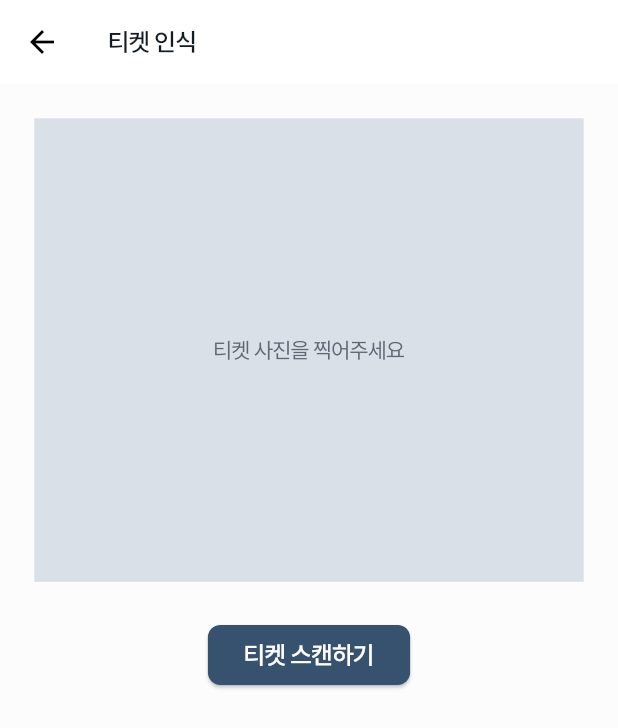
After one commit to SeoHyeRyeong/OF9_frontend, a Flutter app: the TicketOcrScreen screen opened directly, after a tap on "티켓 스캔하기", on a phone screen of 412 x 824 dp. The commit adds this screen. Shown: the top 728 px of the screen. Run offline on Flutter 3.47's test engine with Material 3 defaults, Android fonts, the phone set to English and light mode, and no system bars; our stand-ins replace flutter_dotenv, flutter_screenutil, flutter_secure_storage, image_picker, permission_handler; missing offline and left inert: google_mlkit_text_recognition, kakao_flutter_sdk_user; accounts and stored records are empty; project files that could hold a hidden picture were left out.

Commit message:
OCR 한국어 인식 테스트 완료

```diff
--- /dev/null
+++ b/lib/features/upload/ticket_info_extractor.dart
@@ -0,0 +1,87 @@
+import 'package:intl/intl.dart'; // 아직 사용X 나중에 날짜 포맷 깔끔하게 하기 위해 추가했습니당
+
+class TicketInfoExtractor {
+  // KBO 구단 리스트
+  static const List<String> teamNames = [
+    'KIA 타이거즈',
+    '두산 베어스',
+    '롯데 자이언츠',
+    '삼성 라이온즈',
+    '키움 히어로즈',
+    '한화 이글스',
+    'KT WIZ',
+    'LG 트윈스',
+    'NC 다이노스',
+    'SSG 랜더스',
+    '타이거즈',
+    '베어스',
+    '자이언츠',
+    '라이온즈',
+    '히어로즈',
+    '이글스',
+    'WIZ',
+    '트윈스',
+    '다이노스',
+    '랜더스',
+  ];
+
+  /// OCR 텍스트를 분석해 홈구단, 원정구단, 경기 일시, 좌석을 추출하는 함수
+  static Map<String, dynamic> extractTicketInfo(String ocrText) {
+    final lines = ocrText.split('\n');
+    String? homeTeam;
+    String? awayTeam;
+    String? date;
+    String? time;
+    String? seatInfo;
+
+    // 홈구단, 원정구단 찾기
+    List<String> foundTeams = [];
+    for (final team in teamNames) {
+      if (ocrText.contains(team)) {
+        foundTeams.add(team);
+      }
+    }
+    if (foundTeams.length >= 2) {
+      homeTeam = foundTeams[0];
+      awayTeam = foundTeams[1];
+    }
+
+    // 날짜 + 시간 찾기 (정규표현식 사용)
+    final dateRegex = RegExp(r'(\d{4}[./-]\d{2}[./-]\d{2})');
+    final timeRegex = RegExp(r'(\d{1,2}시\s?\d{1,2}분)');
+
+    for (final line in lines) {
+      if (date == null) {
+        final match = dateRegex.firstMatch(line);
+        if (match != null) {
+          date = match.group(0)?.replaceAll('.', '-').replaceAll('/', '-');
+        }
+      }
+      if (time == null) {
+        final match = timeRegex.firstMatch(line);
+        if (match != null) {
+          time = match.group(0);
+        }
+      }
+      if (seatInfo == null) {
+        if (line.contains('루') || line.contains('블록') || line.contains('열') || line.contains('석')) {
+          seatInfo = line;
+        }
+      }
+    }
+
+    // 날짜와 시간을 합치기
+    String? dateTime;
+    if (date != null && time != null) {
+      dateTime = "$date $time";
+    }
+
+    // 최종 결과 반환
+    return {
+      'homeTeam': homeTeam,
+      'awayTeam': awayTeam,
+      'dateTime': dateTime,
+      'seatInfo': seatInfo,
+    };
+  }
+}
--- /dev/null
+++ b/lib/features/upload/ticket_ocr_screen.dart
@@ -0,0 +1,164 @@
+import 'dart:io';
+import 'package:flutter/material.dart';
+import 'package:flutter_screenutil/flutter_screenutil.dart';
+import 'package:google_mlkit_text_recognition/google_mlkit_text_recognition.dart';
+import 'package:image_picker/image_picker.dart';
+import 'package:permission_handler/permission_handler.dart';
+import 'package:frontend/theme/app_fonts.dart';
+import 'package:frontend/theme/app_colors.dart';
+import 'ticket_info_extractor.dart'; // 티켓 정보 추출기 import
+import 'ticket_info_form_screen.dart'; // 티켓 정보 입력폼 import
+
+class TicketOcrScreen extends StatefulWidget {
+  const TicketOcrScreen({Key? key}) : super(key: key);
+
+  @override
+  State<TicketOcrScreen> createState() => _TicketOcrScreenState();
+}
+
+class _TicketOcrScreenState extends State<TicketOcrScreen> {
+  File? _pickedImage;
+  bool _isLoading = false;
+
+  final ImagePicker _picker = ImagePicker();
+  //final textRecognizer = TextRecognizer();
+  final textRecognizer = TextRecognizer(script: TextRecognitionScript.korean);
+
+
+  /// 카메라 권한 요청
+  Future<bool> _requestCameraPermission() async {
+    final status = await Permission.camera.status;
+
+    if (status.isGranted) {
+      return true;
+    } else if (status.isDenied) {
+      final result = await Permission.camera.request();
+      return result.isGranted;
+    } else if (status.isPermanentlyDenied) {
+      if (!mounted) return false;
+      showDialog(
+        context: context,
+        builder: (context) => AlertDialog(
+          title: const Text('카메라 권한이 필요합니다'),
+          content: const Text('티켓 촬영을 위해 카메라 권한이 필요합니다.\n설정 화면으로 이동할까요?'),
+          actions: [
+            TextButton(
+              onPressed: () => Navigator.pop(context),
+              child: const Text('취소'),
+            ),
+            TextButton(
+              onPressed: () async {
+                Navigator.pop(context);
+                await openAppSettings();
+              },
+              child: const Text('설정으로 이동'),
+            ),
+          ],
+        ),
+      );
+      return false;
+    } else {
+      final result = await Permission.camera.request();
+      return result.isGranted;
+    }
+  }
+
+  /// 사진 촬영 후 OCR + 추출 + 화면 이동
+  Future<void> _pickImageAndRecognizeText() async {
+    final hasPermission = await _requestCameraPermission();
+    if (!hasPermission) {
+      return;
+    }
+
+    final XFile? image = await _picker.pickImage(source: ImageSource.camera);
+    if (image == null) return;
+
+    setState(() {
+      _pickedImage = File(image.path);
+      _isLoading = true;
+    });
+
+    try {
+      final inputImage = InputImage.fromFilePath(image.path);
+      final RecognizedText recognizedText = await textRecognizer.processImage(inputImage);
+
+      final extracted = TicketInfoExtractor.extractTicketInfo(recognizedText.text);
+
+      if (!mounted) return;
+      Navigator.push(
+        context,
+        MaterialPageRoute(
+          builder: (context) => TicketInfoFormScreen(
+            homeTeam: extracted['homeTeam'],
+            awayTeam: extracted['awayTeam'],
+            dateTime: extracted['dateTime'],
+            seatInfo: extracted['seatInfo'],
+            recognizedText: recognizedText.text,
+          ),
+        ),
+      );
+    } catch (e) {
+      ScaffoldMessenger.of(context).showSnackBar(
+        SnackBar(content: Text('OCR 분석 실패: $e')),
+      );
+    } finally {
+      if (mounted) {
+        setState(() {
+          _isLoading = false;
+        });
+      }
+    }
+  }
+
+  @override
+  void dispose() {
+    textRecognizer.close();
+    super.dispose();
+  }
+
+  @override
+  Widget build(BuildContext context) {
+    return Scaffold(
+      backgroundColor: AppColors.gray20,
+      appBar: AppBar(
+        title: Text('티켓 인식', style: AppFonts.b2_b.copyWith(color: AppColors.gray900)),
+        backgroundColor: Colors.white,
+        foregroundColor: Colors.black,
+        elevation: 0,
+      ),
+      body: Padding(
+        padding: EdgeInsets.all(20.w),
+        child: Column(
+          children: [
+            _pickedImage != null
+                ? Image.file(_pickedImage!, height: 300.h, fit: BoxFit.cover)
+                : Container(
+              height: 300.h,
+              color: AppColors.gray100,
+              child: Center(
+                child: Text(
+                  '티켓 사진을 찍어주세요',
+                  style: AppFonts.b3_m.copyWith(color: AppColors.gray500),
+                ),
+              ),
+            ),
+            SizedBox(height: 24.h),
+            ElevatedButton(
+              onPressed: _pickImageAndRecognizeText,
+              style: ElevatedButton.styleFrom(
+                backgroundColor: AppColors.pri500,
+                shape: RoundedRectangleBorder(
+                  borderRadius: BorderRadius.circular(8.r),
+                ),
+              ),
+              child: Text('티켓 스캔하기', style: AppFonts.b2_b.copyWith(color: Colors.white)),
+            ),
+            SizedBox(height: 24.h),
+            if (_isLoading)
+              const CircularProgressIndicator()
+          ],
+        ),
+      ),
+    );
+  }
+}
```
Also changed, not shown: lib/features/onboarding_login/home_screen.dart (+22 -5 lines), lib/features/upload/ticket_info_form_screen.dart (added, +144 -0 lines), pubspec.yaml (+7 -0 lines), pubspec.lock, 4 other files.
